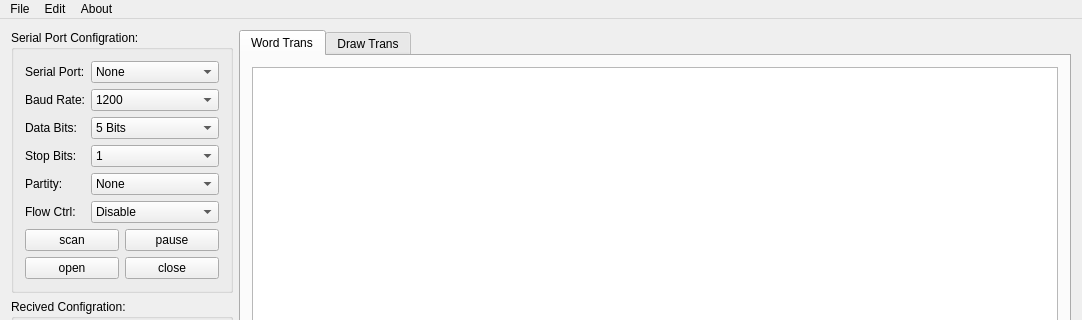
First picture: the form in serialport.ui, repository carloscn/tinyserial, before the edit; both pictures show x 0 to 1082 and y 0 to 320 of the 1082 by 664 pixel window.
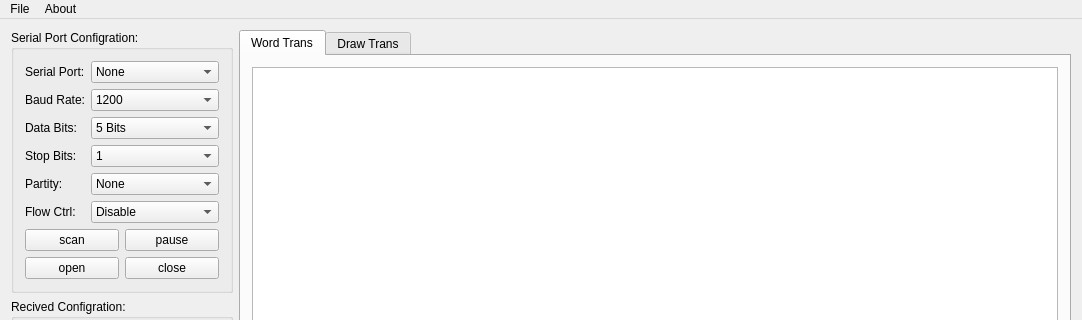
Second picture: the form after the edit.

The edit to the form file:
```diff
--- a/serialport.ui
+++ b/serialport.ui
@@ -656,11 +656,6 @@
     </property>
     <addaction name="actionSave_Log_File"/>
    </widget>
-   <widget class="QMenu" name="menuEdit">
-    <property name="title">
-     <string>Edit</string>
-    </property>
-   </widget>
    <widget class="QMenu" name="menuAbout">
     <property name="title">
      <string>About</string>
@@ -669,7 +664,6 @@
     <addaction name="actionAbout_MULTIBEANS"/>
    </widget>
    <addaction name="menuFIle"/>
-   <addaction name="menuEdit"/>
    <addaction name="menuAbout"/>
   </widget>
   <widget class="QStatusBar" name="statusBar"/>
```
Left out of the diff: 2 changed lines with no effect on the pictures.
